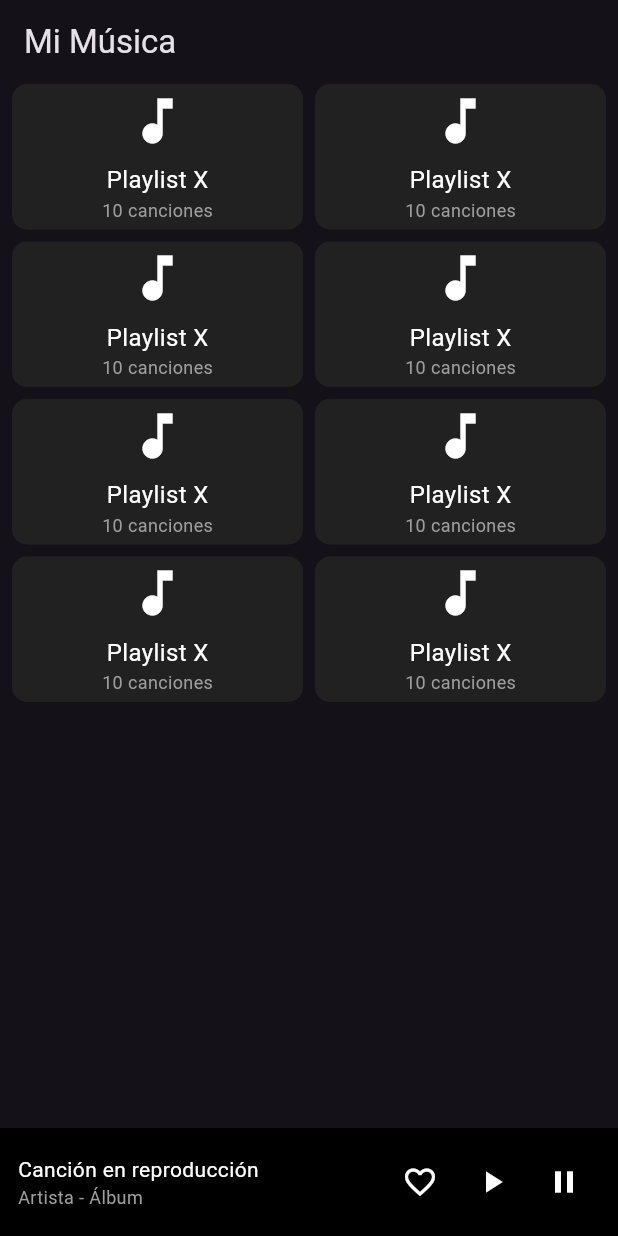
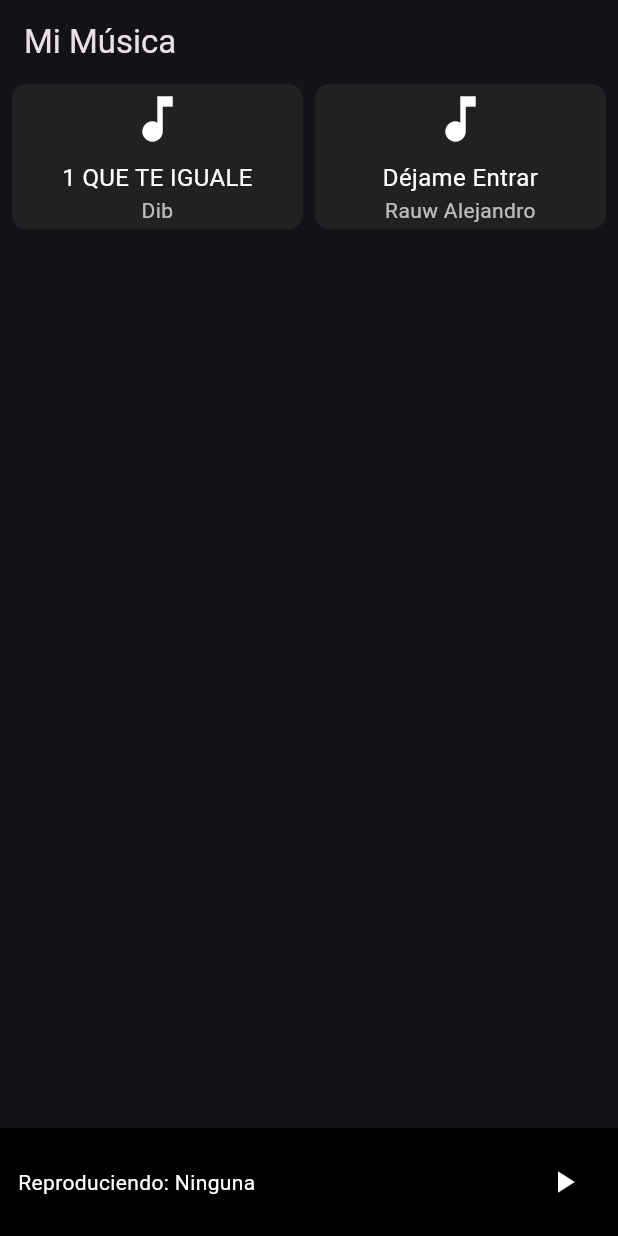
Before and after one commit to Joanfv05/Spotify, a Flutter app: the screen it shows after launch, after a tap on the "play arrow" icon, on a phone screen of 412 x 824 dp. Run offline on Flutter 3.47's test engine with Material 3 defaults, Android fonts, the phone set to English and light mode, and no system bars; our stand-ins replace device_info_plus, just_audio, permission_handler.

Commit message:
Ya funciona las caciones

```diff
--- /dev/null
+++ b/assets/canciones.json
@@ -0,0 +1,12 @@
+[
+  {
+    "titulo": "1 QUE TE IGUALE",
+    "artista": "Dib",
+    "ruta": "/storage/emulated/0/Music/1 QUE TE IGUALE - Dib.mp3"
+  },
+  {
+    "titulo": "Déjame Entrar",
+    "artista": "Rauw Alejandro",
+    "ruta": "/storage/emulated/0/Music/DEJAME_ENTRAR.mp3"
+  }
+]
--- a/lib/screens/home_screen.dart
+++ b/lib/screens/home_screen.dart
@@ -1,8 +1,89 @@
+import 'dart:convert';
 import 'package:flutter/material.dart';
-import 'playlist_screen.dart';
+import 'package:flutter/services.dart';
+import 'package:just_audio/just_audio.dart';
+import 'package:permission_handler/permission_handler.dart';
+import 'package:device_info_plus/device_info_plus.dart';
 
-class HomeScreen extends StatelessWidget {
+class HomeScreen extends StatefulWidget {
   const HomeScreen({super.key});
+
+  @override
+  _HomeScreenState createState() => _HomeScreenState();
+}
+
+class _HomeScreenState extends State<HomeScreen> {
+  late AudioPlayer _audioPlayer;
+  bool _isPlaying = false;
+  bool _isPaused = false;
+  List<Map<String, dynamic>> _canciones = [];
+  String _cancionActual = 'Ninguna';
+
+  @override
+  void initState() {
+    super.initState();
+    _audioPlayer = AudioPlayer();
+    solicitarPermisos();
+  }
+
+  Future<void> solicitarPermisos() async {
+    final androidInfo = await DeviceInfoPlugin().androidInfo;
+    if (androidInfo.version.sdkInt >= 33) {
+      var status = await Permission.audio.request();
+      if (status.isGranted) {
+        cargarCanciones();
+      } else {
+        print("Permiso denegado para acceder al audio.");
+      }
+    } else {
+      var status = await Permission.storage.request();
+      if (status.isGranted) {
+        cargarCanciones();
+      } else {
+        print("Permiso denegado para acceder al almacenamiento.");
+      }
+    }
+  }
+
+  Future<void> cargarCanciones() async {
+    try {
+      String jsonString = await rootBundle.loadString('assets/canciones.json');
+      List<dynamic> jsonList = json.decode(jsonString);
+      setState(() {
+        _canciones = List<Map<String, dynamic>>.from(jsonList);
+      });
+    } catch (e) {
+      print("Error al cargar el archivo JSON: $e");
+    }
+  }
+
+  Future<void> reproducirCancion(String ruta, String titulo) async {
+    try {
+      await _audioPlayer.setFilePath(ruta);
+      _audioPlayer.play();
+      setState(() {
+        _isPlaying = true;
+        _isPaused = false;
+        _cancionActual = titulo;
+      });
+    } catch (e) {
+      print("Error al reproducir: $e");
+    }
+  }
+
+  Future<void> pausarCancion() async {
+    await _audioPlayer.pause();
+    setState(() {
+      _isPlaying = false;
+      _isPaused = true;
+    });
+  }
+
+  @override
+  void dispose() {
+    _audioPlayer.dispose();
+    super.dispose();
+  }
 
   @override
   Widget build(BuildContext context) {
@@ -13,39 +94,41 @@ class HomeScreen extends StatelessWidget {
           Expanded(
             child: Padding(
               padding: const EdgeInsets.symmetric(horizontal: 8.0),
-              child: GridView.builder(
+              child: _canciones.isEmpty
+                  ? const Center(child: Text('No se encontraron canciones'))
+                  : GridView.builder(
                 gridDelegate: const SliverGridDelegateWithFixedCrossAxisCount(
-                  crossAxisCount: 2, // 2 columnas
-                  childAspectRatio: 4 / 2, // Rectangulares
+                  crossAxisCount: 2,
+                  childAspectRatio: 4 / 2,
                   crossAxisSpacing: 8,
                   mainAxisSpacing: 8,
                 ),
-                itemCount: 8, // Cantidad de playlists
+                itemCount: _canciones.length,
                 itemBuilder: (context, index) {
+                  var cancion = _canciones[index];
                   return GestureDetector(
                     onTap: () {
-                      Navigator.push(
-                        context,
-                        MaterialPageRoute(builder: (context) => const PlaylistScreen()),
-                      );
+                      reproducirCancion(cancion['ruta'], cancion['titulo']);
                     },
                     child: Container(
                       decoration: BoxDecoration(
-                        color: Colors.grey[900], // Fondo oscuro
+                        color: Colors.grey[900],
                         borderRadius: BorderRadius.circular(10),
                       ),
-                      child: const Column(
+                      child: Column(
                         mainAxisAlignment: MainAxisAlignment.center,
                         children: [
-                          Icon(Icons.music_note, size: 40, color: Colors.white),
-                          SizedBox(height: 8),
+                          const Icon(Icons.music_note, size: 40, color: Colors.white),
+                          const SizedBox(height: 8),
                           Text(
-                            'Playlist X',
-                            style: TextStyle(color: Colors.white, fontSize: 16),
+                            cancion['titulo'],
+                            textAlign: TextAlign.center,
+                            style: const TextStyle(color: Colors.white, fontSize: 16),
                           ),
                           Text(
-                            '10 canciones',
-                            style: TextStyle(color: Colors.grey, fontSize: 12),
+                            cancion['artista'],
+                            textAlign: TextAlign.center,
+                            style: const TextStyle(color: Colors.white70, fontSize: 14),
                           ),
                         ],
                       ),
@@ -55,35 +138,36 @@ class HomeScreen extends StatelessWidget {
               ),
             ),
           ),
-          SafeArea( // Evita que se sobreponga en la barra de navegación
+          SafeArea(
             child: Container(
               padding: const EdgeInsets.all(12),
               color: Colors.black,
               child: Row(
                 mainAxisAlignment: MainAxisAlignment.spaceBetween,
                 children: [
-                  const Column(
-                    crossAxisAlignment: CrossAxisAlignment.start,
-                    children: [
-                      Text('Canción en reproducción', style: TextStyle(color: Colors.white)),
-                      Text('Artista - Álbum', style: TextStyle(color: Colors.grey, fontSize: 12)),
-                    ],
+                  Expanded(
+                    child: Text(
+                      'Reproduciendo: $_cancionActual',
+                      style: const TextStyle(color: Colors.white),
+                      overflow: TextOverflow.ellipsis,
+                    ),
                   ),
-                  Row(
-                    children: [
-                      IconButton(
-                        icon: const Icon(Icons.favorite_border, color: Colors.white),
-                        onPressed: () {},
-                      ),
-                      IconButton(
-                        icon: const Icon(Icons.play_arrow, color: Colors.white),
-                        onPressed: () {},
-                      ),
-                      IconButton(
-                        icon: const Icon(Icons.pause, color: Colors.white),
-                        onPressed: () {},
-                      ),
-                    ],
+                  IconButton(
+                    icon: Icon(
+                      _isPlaying ? Icons.pause : Icons.play_arrow,
+                      color: Colors.white,
+                    ),
+                    onPressed: () {
+                      if (_isPlaying) {
+                        pausarCancion();
+                      } else if (_isPaused) {
+                        _audioPlayer.play();
+                        setState(() {
+                          _isPlaying = true;
+                          _isPaused = false;
+                        });
+                      }
+                    },
                   ),
                 ],
               ),
--- a/pubspec.yaml
+++ b/pubspec.yaml
@@ -30,6 +30,10 @@ environment:
 dependencies:
   flutter:
     sdk: flutter
+  audioplayers: ^5.2.1
+  permission_handler: ^10.2.0
+  just_audio: ^0.9.6
+  device_info_plus: ^9.0.0
 
   # The following adds the Cupertino Icons font to your application.
   # Use with the CupertinoIcons class for iOS style icons.
@@ -51,6 +55,8 @@ dev_dependencies:
 
 # The following section is specific to Flutter packages.
 flutter:
+  assets:
+    - assets/canciones.json
 
   # The following line ensures that the Material Icons font is
   # included with your application, so that you can use the icons in
```
Also changed, not shown: pubspec.lock, 6 other files.
